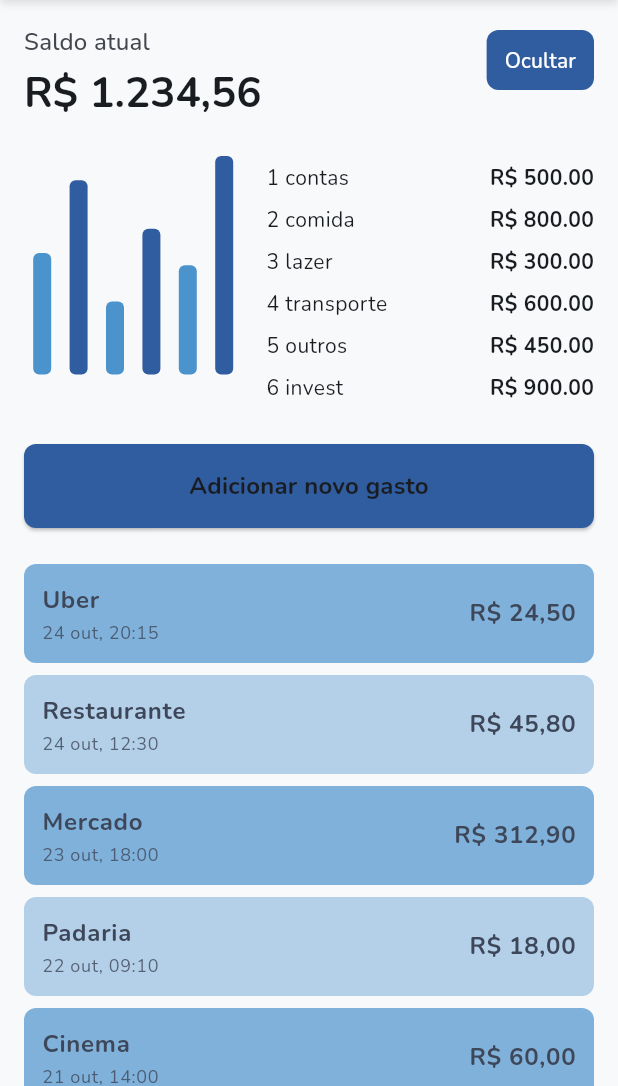
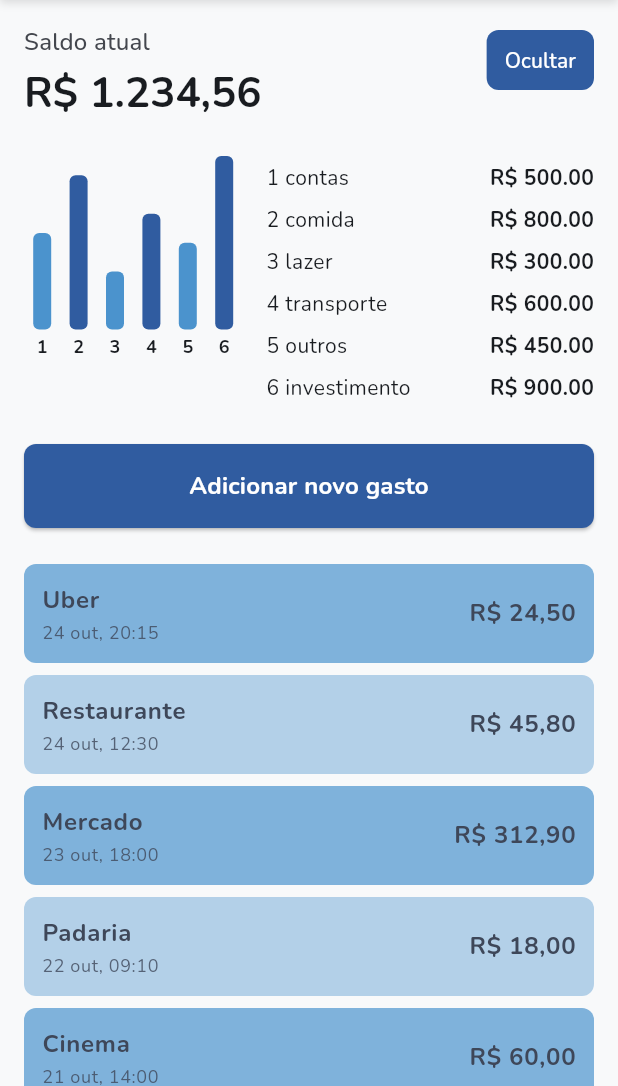
Before and after one commit to Vinicius-b-oliveira/sincro-app, a Flutter app: the HomeView screen opened by its route, on a phone screen of 412 x 824 dp, the part 150-1236 px from its top. Run offline on Flutter 3.47's test engine with Material 3 defaults, Android fonts, the phone set to English and light mode, and no system bars; drawn by our look-alikes of fl_chart; our stand-ins replace flutter_hooks, go_router, google_fonts, hooks_riverpod, riverpod_annotation; generated files the repository leaves out were written again.

Commit message:
refactor(Home): Melhora as labels do gráfico e cores do tema para manter consistência

```diff
--- a/lib/features/home/presentation/view/home_view.dart
+++ b/lib/features/home/presentation/view/home_view.dart
@@ -3,14 +3,14 @@ import 'package:flutter/material.dart';
 import 'package:flutter_hooks/flutter_hooks.dart';
 import 'package:go_router/go_router.dart';
 import 'package:hooks_riverpod/hooks_riverpod.dart';
-import 'package:sincro/core/routing/app_routes.dart'; // Substitua 'sincro'
+import 'package:sincro/core/routing/app_routes.dart';
+import 'package:sincro/core/theme/app_colors.dart';
 
 class HomeView extends HookConsumerWidget {
   const HomeView({super.key});
 
   @override
   Widget build(BuildContext context, WidgetRef ref) {
-    // Hook para controlar a visibilidade do saldo
     final isBalanceVisible = useState(true);
 
     final theme = Theme.of(context);
@@ -24,7 +24,6 @@ class HomeView extends HookConsumerWidget {
           child: Column(
             crossAxisAlignment: CrossAxisAlignment.stretch,
             children: [
-              // --- Seção Saldo ---
               _buildBalanceSection(
                 context,
                 textTheme,
@@ -33,11 +32,9 @@ class HomeView extends HookConsumerWidget {
               ),
               const SizedBox(height: 24),
 
-              // --- Seção Gráfico ---
               _buildChartSection(context, colorScheme),
               const SizedBox(height: 24),
 
-              // --- Botão Adicionar Gasto ---
               ElevatedButton(
                 onPressed: () => context.push(AppRoutes.addTransaction),
                 style: ElevatedButton.styleFrom(
@@ -49,12 +46,12 @@ class HomeView extends HookConsumerWidget {
                   'Adicionar novo gasto',
                   style: textTheme.titleMedium?.copyWith(
                     fontWeight: FontWeight.bold,
+                    color: AppColors.white,
                   ),
                 ),
               ),
               const SizedBox(height: 24),
 
-              // --- Seção Histórico Recente ---
               _buildRecentHistory(context, colorScheme),
             ],
           ),
@@ -63,7 +60,6 @@ class HomeView extends HookConsumerWidget {
     );
   }
 
-  // Seção Saldo
   Widget _buildBalanceSection(
     BuildContext context,
     TextTheme textTheme,
@@ -94,7 +90,6 @@ class HomeView extends HookConsumerWidget {
         ),
         TextButton(
           onPressed: () => isBalanceVisible.value = !isBalanceVisible.value,
-          child: Text(isBalanceVisible.value ? 'Ocultar' : 'Mostrar'),
           style: TextButton.styleFrom(
             backgroundColor: colorScheme.primary,
             foregroundColor: colorScheme.onPrimary,
@@ -102,27 +97,25 @@ class HomeView extends HookConsumerWidget {
               borderRadius: BorderRadius.circular(8),
             ),
           ),
+          child: Text(isBalanceVisible.value ? 'Ocultar' : 'Mostrar'),
         ),
       ],
     );
   }
 
-  // Seção do Gráfico de Barras
   Widget _buildChartSection(BuildContext context, ColorScheme colorScheme) {
-    // Dados mocados para o gráfico e a legenda
     final chartData = [
       (label: 'contas', value: 500.0, color: colorScheme.secondary),
       (label: 'comida', value: 800.0, color: colorScheme.primary),
       (label: 'lazer', value: 300.0, color: colorScheme.secondary),
       (label: 'transporte', value: 600.0, color: colorScheme.primary),
       (label: 'outros', value: 450.0, color: colorScheme.secondary),
-      (label: 'invest', value: 900.0, color: colorScheme.primary),
+      (label: 'investimento', value: 900.0, color: colorScheme.primary),
     ];
 
     return Row(
       crossAxisAlignment: CrossAxisAlignment.start,
       children: [
-        // O Gráfico
         Expanded(
           flex: 2,
           child: AspectRatio(
@@ -130,18 +123,57 @@ class HomeView extends HookConsumerWidget {
             child: BarChart(
               BarChartData(
                 alignment: BarChartAlignment.spaceAround,
-                titlesData: const FlTitlesData(
-                  leftTitles: AxisTitles(
+                barTouchData: BarTouchData(
+                  touchTooltipData: BarTouchTooltipData(
+                    getTooltipColor: (group) => colorScheme.surface,
+                    getTooltipItem: (group, groupIndex, rod, rodIndex) {
+                      return BarTooltipItem(
+                        '${chartData[groupIndex].label}\nR\$ ${rod.toY.toStringAsFixed(2)}',
+                        TextStyle(
+                          color: colorScheme.onSurface,
+                          fontWeight: FontWeight.bold,
+                          fontSize: 12,
+                        ),
+                      );
+                    },
+                    tooltipBorder: BorderSide(
+                      color: colorScheme.outline.withValues(alpha: 0.2),
+                      width: 1,
+                    ),
+                    tooltipPadding: const EdgeInsets.all(8),
+                  ),
+                ),
+                titlesData: FlTitlesData(
+                  leftTitles: const AxisTitles(
                     sideTitles: SideTitles(showTitles: false),
                   ),
-                  topTitles: AxisTitles(
+                  topTitles: const AxisTitles(
                     sideTitles: SideTitles(showTitles: false),
                   ),
-                  rightTitles: AxisTitles(
+                  rightTitles: const AxisTitles(
                     sideTitles: SideTitles(showTitles: false),
                   ),
                   bottomTitles: AxisTitles(
-                    sideTitles: SideTitles(showTitles: false),
+                    sideTitles: SideTitles(
+                      showTitles: true,
+                      reservedSize: 30,
+                      getTitlesWidget: (double value, TitleMeta meta) {
+                        if (value.toInt() >= 0 &&
+                            value.toInt() < chartData.length) {
+                          return Padding(
+                            padding: const EdgeInsets.only(top: 4.0),
+                            child: Text(
+                              '${value.toInt() + 1}',
+                              style: Theme.of(context).textTheme.bodySmall
+                                  ?.copyWith(
+                                    fontWeight: FontWeight.bold,
+                                  ),
+                            ),
+                          );
+                        }
+                        return const SizedBox.shrink();
+                      },
+                    ),
                   ),
                 ),
                 borderData: FlBorderData(show: false),
@@ -165,7 +197,6 @@ class HomeView extends HookConsumerWidget {
           ),
         ),
         const SizedBox(width: 16),
-        // A Legenda
         Expanded(
           flex: 3,
           child: Column(
@@ -197,9 +228,7 @@ class HomeView extends HookConsumerWidget {
     );
   }
 
-  // Seção de Histórico Recente
   Widget _buildRecentHistory(BuildContext context, ColorScheme colorScheme) {
-    // Dados mocados para a lista
     final recentTransactions = [
       (date: '24 out, 20:15', place: 'Uber', amount: '24,50'),
       (date: '24 out, 12:30', place: 'Restaurante', amount: '45,80'),
@@ -213,10 +242,9 @@ class HomeView extends HookConsumerWidget {
         recentTransactions.length,
         (index) {
           final item = recentTransactions[index];
-          // Cor alternada
           final color = index.isEven
-              ? colorScheme.secondary.withOpacity(0.7)
-              : colorScheme.secondary.withOpacity(0.4);
+              ? colorScheme.secondary.withValues(alpha: 0.7)
+              : colorScheme.secondary.withValues(alpha: 0.4);
 
           return _TransactionListItem(
             date: item.date,
@@ -231,7 +259,6 @@ class HomeView extends HookConsumerWidget {
   }
 }
 
-// Widget auxiliar para o item da lista
 class _TransactionListItem extends StatelessWidget {
   final String date;
   final String place;
@@ -273,7 +300,7 @@ class _TransactionListItem extends StatelessWidget {
               Text(
                 date,
                 style: Theme.of(context).textTheme.bodySmall?.copyWith(
-                  color: textColor.withOpacity(0.8),
+                  color: textColor.withValues(alpha: 0.8),
                 ),
               ),
             ],
```
